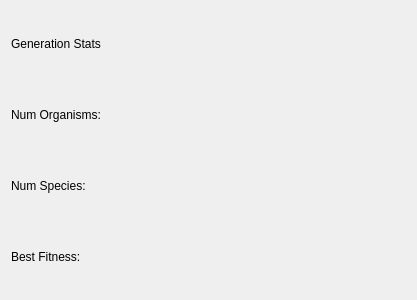
This is pygui/population_diagnostics.ui in ArtificialEvolvingWorld/neural-net-tests as Qt 5 draws it before an edit. The edited form follows.
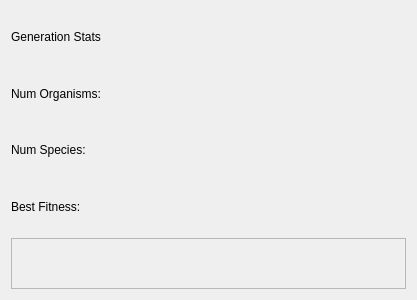
This is the edited form.

Commit message: Added histograms for population/species diagnostics.

Patch:
```diff
--- a/pygui/population_diagnostics.ui
+++ b/pygui/population_diagnostics.ui
@@ -63,6 +63,16 @@
      </property>
     </widget>
    </item>
+   <item row="4" column="0" colspan="2">
+    <widget class="QFrame" name="plot_holder">
+     <property name="frameShape">
+      <enum>QFrame::StyledPanel</enum>
+     </property>
+     <property name="frameShadow">
+      <enum>QFrame::Raised</enum>
+     </property>
+    </widget>
+   </item>
   </layout>
  </widget>
  <resources/>
```
The commit also changes 3 other files.
